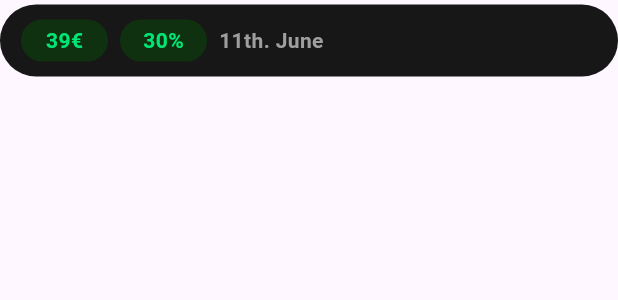
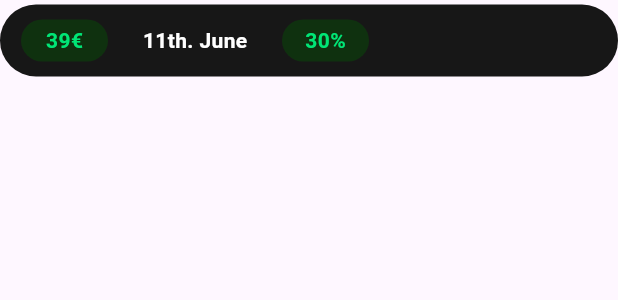
Before and after one commit to WebScrappingProjectESME/Dash_frontend, a Flutter app: the PriceWidget widget shown alone on an empty page, opened directly, on a phone screen of 412 x 824 dp. Shown: the top 300 px of the screen. Run offline on Flutter 3.47's test engine with Material 3 defaults, Android fonts, the phone set to English and light mode, and no system bars; our stand-ins replace fl_chart; missing offline and left inert: gauge_indicator; statements that could not run were skipped.

Commit message:
c'est au milieu ou c'est sur le côté

```diff
--- a/lib/components/price_widget.dart
+++ b/lib/components/price_widget.dart
@@ -71,6 +71,24 @@ class _PriceWidgetState extends State<PriceWidget> {
                                    ),
                  ),
 
+                Padding(
+                  padding: const EdgeInsets.symmetric(horizontal : 4.0),
+                  child: Container( // Reduc text
+                    //margin: const EdgeInsets.symmetric(vertical : 8, horizontal: 75),
+                    alignment: Alignment.center,
+                    //padding: const EdgeInsets.all(30.0),
+                    height: 32.0,
+                    width: 100,
+                    decoration: BoxDecoration(
+                        color: const Color(0xff003c62).withAlpha(0),
+                        border: Border.all(color: Colors.greenAccent.withAlpha(0), width: 2.0),
+                        borderRadius: BorderRadius.circular(50)),
+
+                    child: const Text('11th. June', style: TextStyle(color: Color(
+                        0xffffffff), fontWeight: FontWeight.bold)),
+                  ),
+                ),
+
                  Padding(
                    padding: const EdgeInsets.symmetric(horizontal : 4.0),
                    child: Container( // Reduc text
@@ -87,11 +105,6 @@ class _PriceWidgetState extends State<PriceWidget> {
                     child: const Text('30%', style: TextStyle(color: Color(0xff00E676), fontWeight: FontWeight.bold)),
                                    ),
                  ),
-
-                const Padding(
-                  padding: EdgeInsets.symmetric(horizontal : 4.0),
-                  child: Text('11th. June', style: TextStyle(color: Colors.grey, fontWeight: FontWeight.bold)),
-                )
               ],
             ),
           ),
```
